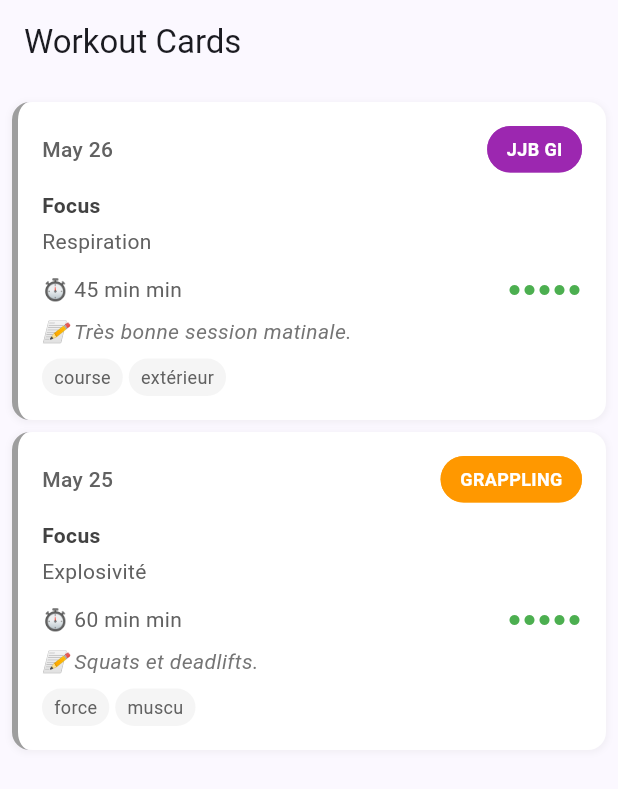
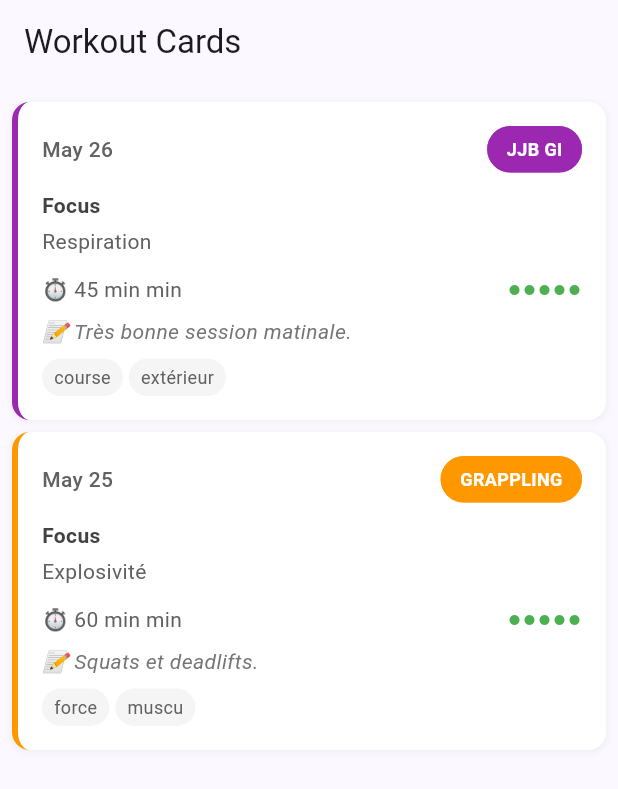
Before and after one commit to Mufraggi/jjb_app, a Flutter app: the screen it shows after launch, on a phone screen of 412 x 824 dp. Shown: the top 789 px of the screen. Run offline on Flutter 3.47's test engine with Material 3 defaults, Android fonts, the phone set to English and light mode, and no system bars; our stand-ins replace equatable, flutter_bloc.

Commit message:
refacto and clean cardsPage

```diff
--- a/lib/features/workoutCards/presentation/pages/workout_cards_page.dart
+++ b/lib/features/workoutCards/presentation/pages/workout_cards_page.dart
@@ -1,4 +1,3 @@
-import 'package:flutter/cupertino.dart';
 import 'package:flutter/material.dart';
 import 'package:flutter_bloc/flutter_bloc.dart';
 
@@ -7,34 +6,66 @@ import '../../domain/repository/workout_card_repository.dart';
 import '../bloc/workout_cards_event_bloc.dart';
 import '../bloc/workout_cards_event_event.dart';
 import '../bloc/workout_cards_event_state.dart';
-import '../widgets/tmp2.dart';
+import '../widgets/Card.dart';
 
-class WorkoutCardsPage extends StatelessWidget {
+class WorkoutCardsPage extends StatefulWidget {
   const WorkoutCardsPage({super.key});
 
   @override
+  State<WorkoutCardsPage> createState() => _WorkoutCardsPageState();
+}
+
+class _WorkoutCardsPageState extends State<WorkoutCardsPage> {
+  int? selectedIndex;
+  late final WorkoutCardsBloc _bloc;
+
+  @override
+  void initState() {
+    super.initState();
+    final repository = context.read<WorkoutCardRepository>();
+    _bloc = WorkoutCardsBloc(GetWorkoutCards(repository))
+      ..add(WorkoutCardsRequested());
+  }
+
+  @override
+  void dispose() {
+    _bloc.close(); // très important pour éviter les fuites mémoire
+    super.dispose();
+  }
+
+  @override
   Widget build(BuildContext context) {
-    final repository = context.read<WorkoutCardRepository>();
-
-    return BlocProvider(
-      create: (_) => WorkoutCardsBloc(GetWorkoutCards(repository))..add(WorkoutCardsRequested()),
+    return Scaffold(
+      appBar: AppBar(
+        title: const Text('Workout Cards'),
+      ),
+      body: BlocProvider.value(
+        value: _bloc,
         child: BlocBuilder<WorkoutCardsBloc, WorkoutCardsState>(
           builder: (context, state) {
             if (state is WorkoutCardsLoadInProgress) {
               return const Center(child: CircularProgressIndicator());
             } else if (state is WorkoutCardsLoadSuccess) {
-            return PageView.builder(
-              scrollDirection: Axis.vertical,
-              itemCount: state.cards.length,
+              final cards = state.cards;
+              return ListView.builder(
+                padding: const EdgeInsets.all(8),
+                itemCount: cards.length,
                 itemBuilder: (context, index) {
-                final card = state.cards[index];
-                return CardFeedback(item: card, onPress: () { },);
+                  final card = cards[index];
+                  return InkWell(
+                      onTap: () {
+                        print('Card $index pressed: ${card.type}');
+                      },
+                      child: CardFeedback(
+                        item: card,
+                      ));
                 },
               );
             } else {
-            return const Center(child: Text('Erreur ou vide'));
+              return const Center(child: Text('Erreur ou aucune donnée'));
             }
           },
+        ),
       ),
     );
   }
--- a/lib/features/workoutCards/presentation/widgets/tmp2.dart
+++ b/lib/features/workoutCards/presentation/widgets/Card.dart
@@ -8,51 +8,28 @@ import 'FeelingMeter.dart';
 
 class CardFeedback extends StatelessWidget {
   final WorkoutCard item;
-  final VoidCallback onPress;
-  final bool selected;
 
-  const CardFeedback({
-    Key? key,
-    required this.item,
-    required this.onPress,
-    this.selected = false,
-  }) : super(key: key);
-
-  Color _getTypeBorderColor(String type) {
-    switch (type) {
-      case "JJB GI":
-        return Colors.purple.shade500;
-      case "JJB NO GI":
-        return Colors.blue.shade500;
-      case "GRAPPLING":
-        return Colors.orange.shade500;
-      default:
-        return Colors.grey.shade500;
-    }
-  }
+  const CardFeedback({Key? key, required this.item})
+    : super(key: key);
 
   // Fonction pour obtenir la couleur du texte selon la couleur de fond
   Color _getTextColor(Color backgroundColor) {
-    return backgroundColor.computeLuminance() > 0.5 ? Colors.black : Colors.white;
+    return backgroundColor.computeLuminance() > 0.5
+        ? Colors.black
+        : Colors.white;
   }
 
   @override
   Widget build(BuildContext context) {
     final formattedDate = DateFormat('MMMM d').format(item.date);
-    final colorBadge = _getTypeBorderColor(item.type.label);
+    final colorBadge = item.type.getTypeBorderColor();
     return GestureDetector(
-      onTap: onPress,
       child: Container(
         margin: const EdgeInsets.symmetric(vertical: 4),
         decoration: BoxDecoration(
-          color: selected ? Colors.purple.shade50 : Colors.white,
+          color: Colors.white,
           borderRadius: BorderRadius.circular(12),
-          border: Border(
-            left: BorderSide(
-              color: _getTypeBorderColor(item.type.name),
-              width: 4,
-            ),
-          ),
+          border: Border(left: BorderSide(color: colorBadge, width: 4)),
           boxShadow: [
             BoxShadow(
               color: Colors.grey.withOpacity(0.1),
@@ -81,7 +58,10 @@ class CardFeedback extends StatelessWidget {
                   ),
                   // Badge personnalisé au lieu de Chip
                   Container(
-                    padding: const EdgeInsets.symmetric(horizontal: 12, vertical: 6),
+                    padding: const EdgeInsets.symmetric(
+                      horizontal: 12,
+                      vertical: 6,
+                    ),
                     decoration: BoxDecoration(
                       color: colorBadge,
                       borderRadius: BorderRadius.circular(16),
```
Also changed, not shown: lib/domain/workout/workoutType.dart (+14 -0 lines), lib/features/workoutCards/presentation/widgets/tmp.dart (deleted, +0 -82 lines), lib/main.dart (+3 -5 lines). Lines whose indentation alone changed are shown as unchanged.
